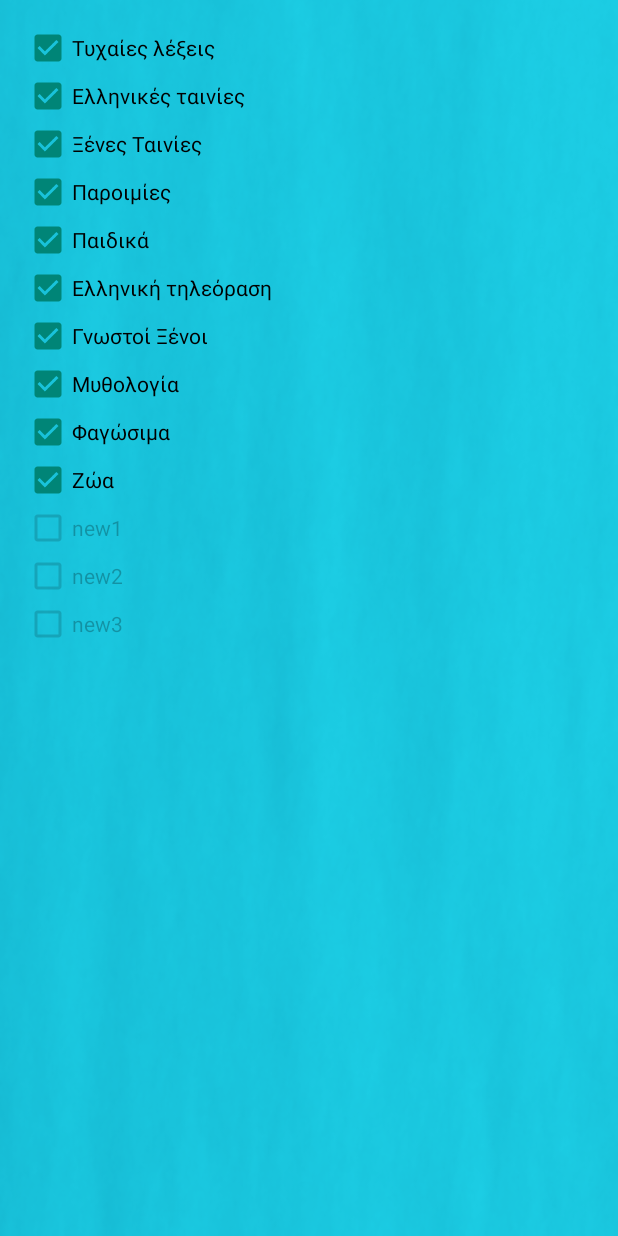
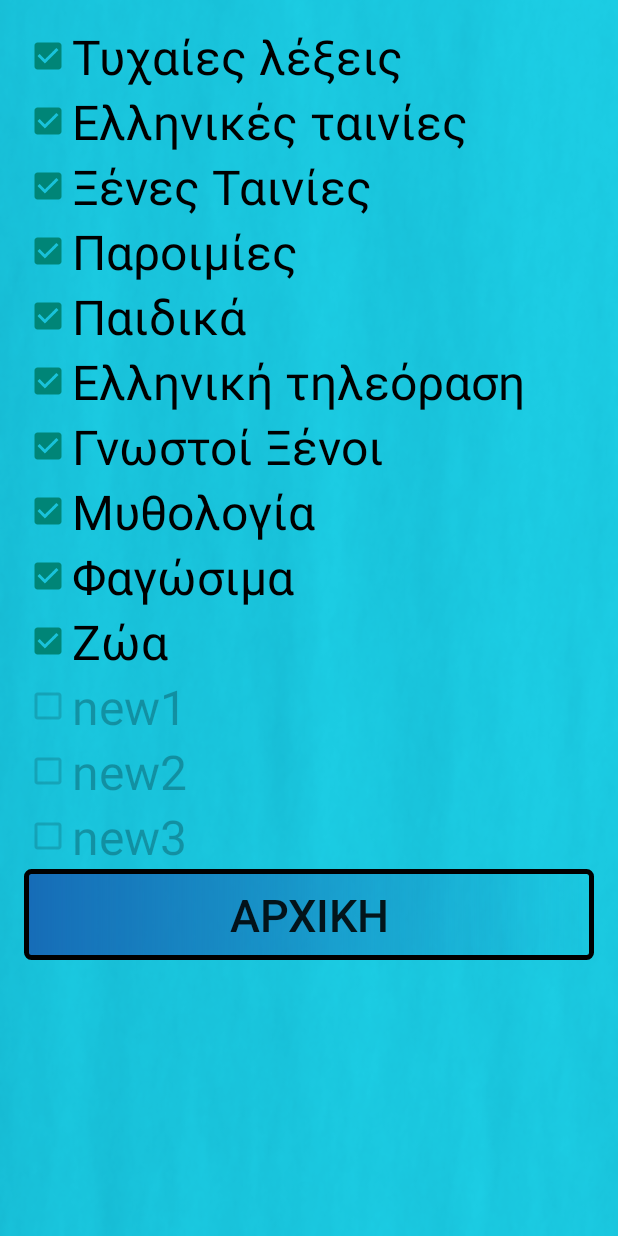
Before and after one commit to Nikalexion/MyApplication, an Android app: the Epiloges screen opened directly, with no data from a screen before it, on a phone screen of 412 x 824 dp. Run offline under Robolectric (Android 15) with nearby library versions, the phone set to English and light mode, and no system bars.

Commit message:
Epiloges Screen

```diff
--- a/app/src/main/AndroidManifest.xml
+++ b/app/src/main/AndroidManifest.xml
@@ -9,7 +9,7 @@
     <application
         android:allowBackup="true"
         android:icon="@drawable/eikona"
-        android:label="@string/app_name"
+        android:label="Μιλάς ή Σκας"
         android:screenOrientation="portrait"
         android:supportsRtl="true"
         android:theme="@style/AppTheme.NoActionBar">
--- a/app/src/main/java/com/example/alex/myapplication/Epiloges.java
+++ b/app/src/main/java/com/example/alex/myapplication/Epiloges.java
@@ -3,6 +3,7 @@ package com.example.alex.myapplication;
 import android.content.Intent;
 import android.content.SharedPreferences;
 import android.os.Bundle;
+import android.support.v7.app.ActionBar;
 import android.support.v7.app.AppCompatActivity;
 import android.view.View;
 import android.view.ViewGroup;
@@ -12,6 +13,7 @@ import android.widget.CompoundButton;
 import android.widget.CompoundButton.OnCheckedChangeListener;
 import android.widget.LinearLayout;
 import android.widget.RelativeLayout;
+import android.widget.ScrollView;
 import android.widget.TableRow;
 
 public class Epiloges extends AppCompatActivity implements OnCheckedChangeListener {
@@ -47,16 +49,15 @@ public class Epiloges extends AppCompatActivity implements OnCheckedChangeListen
         int Array_Count = katigories.length;
 
         LinearLayout my_layout = (LinearLayout)findViewById(R.id.activity_epiloges);
-
         for (int i = 0; i < Array_Count; i++) {
-
             TableRow row =new TableRow(this);
             row.setId(i);
-            row.setLayoutParams(new LinearLayout.LayoutParams(LinearLayout.LayoutParams.WRAP_CONTENT,LinearLayout.LayoutParams.WRAP_CONTENT));
+            row.setLayoutParams(new ScrollView.LayoutParams(ScrollView.LayoutParams.MATCH_PARENT,ScrollView.LayoutParams.WRAP_CONTENT,3));
             CheckBox checkBox = new CheckBox(this);
             checkBox.setOnCheckedChangeListener(this);
             checkBox.setId(i);
             checkBox.setText(onomataKatigorion[i]);
+            checkBox.setTextSize(32);
             checkBox.setChecked(epiloges.getBoolean(katigories[i],false));
             checkBox.setEnabled(agores.getBoolean(katigories[i],false));
             row.addView(checkBox);
@@ -65,18 +66,20 @@ public class Epiloges extends AppCompatActivity implements OnCheckedChangeListen
 
 
 
-        /* todo na thimithoume na ksanavaloume afto to koumbi gia epistrofi apo edo
 
 
-        //To koumbi gia epistrofi sto arxiko menou
-        home = (Button) findViewById(R.id.arxiki);
+        home = new Button(this);
+        home.setBackgroundResource(R.drawable.btn_bg);
+        home.setText("ΑΡΧΙΚΗ");
+        home.setTextSize(30);
+        home.setLayoutParams(new ScrollView.LayoutParams(ScrollView.LayoutParams.MATCH_PARENT,ScrollView.LayoutParams.WRAP_CONTENT,0));
+        my_layout.addView(home);
         home.setOnClickListener(new View.OnClickListener() {
             @Override
             public void onClick(View view){
                 finish();
             }
         });
-        */
     }
 
     public void onCheckedChanged (CompoundButton buttonView, boolean isChecked) {
--- a/app/src/main/res/layout/activity_epiloges.xml
+++ b/app/src/main/res/layout/activity_epiloges.xml
@@ -176,10 +176,8 @@
             android:id="@+id/arxiki"
             android:textSize="30sp"
             android:background="@drawable/btn_bg"
-            android:layout_marginTop="16dp"
-            android:layout_below="@+id/new3"
-            android:layout_alignLeft="@+id/new3"
-            android:layout_alignStart="@+id/new3" />
-            -->
+            android:layout_marginTop="480dp"
+            />
+-->
     </LinearLayout>
 </ScrollView>
```
